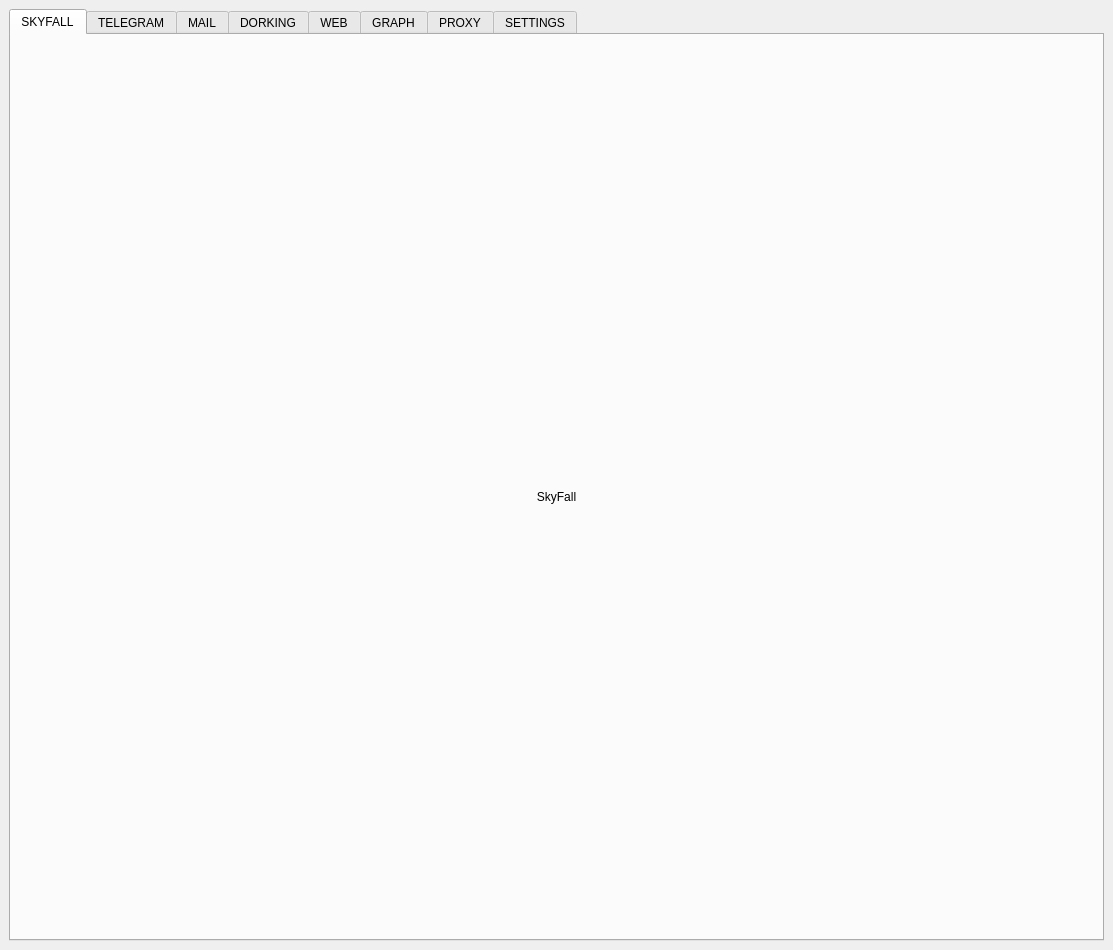
The window that resources/form.ui (Nighty3098/SkyFall) describes before a commit, drawn with Qt 5.
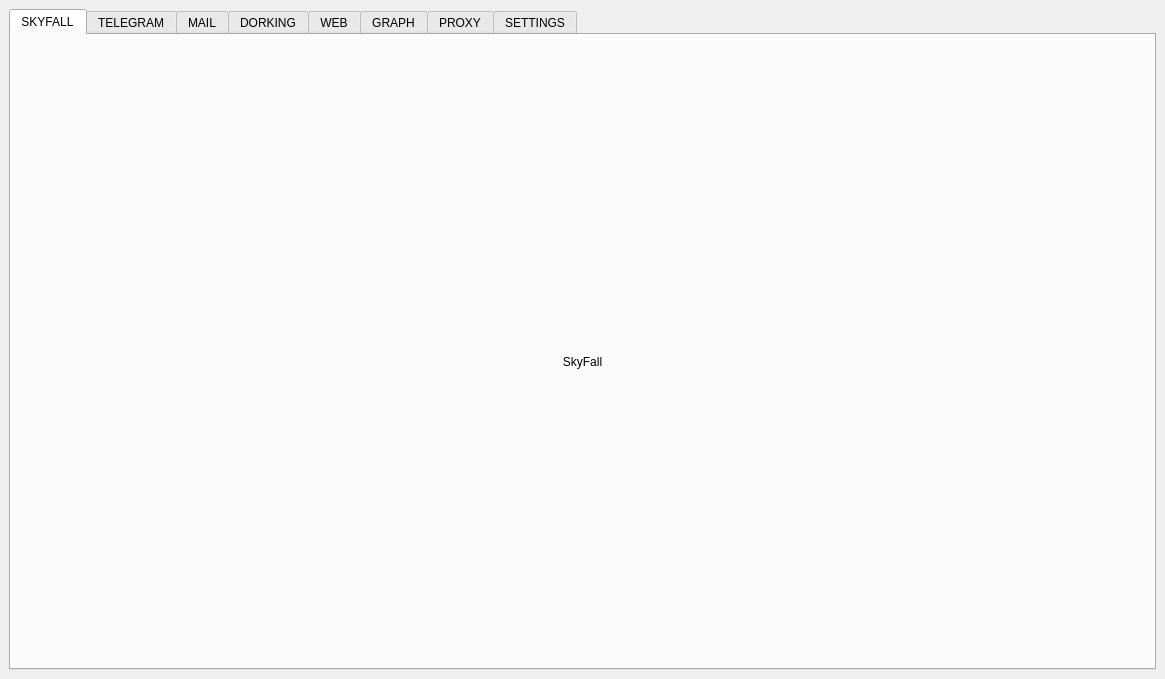
The same window after the commit.

Patch:
```diff
--- a/resources/form.ui
+++ b/resources/form.ui
@@ -6,8 +6,8 @@
    <rect>
     <x>0</x>
     <y>0</y>
-    <width>1113</width>
-    <height>950</height>
+    <width>1165</width>
+    <height>679</height>
    </rect>
   </property>
   <property name="windowTitle">
```
